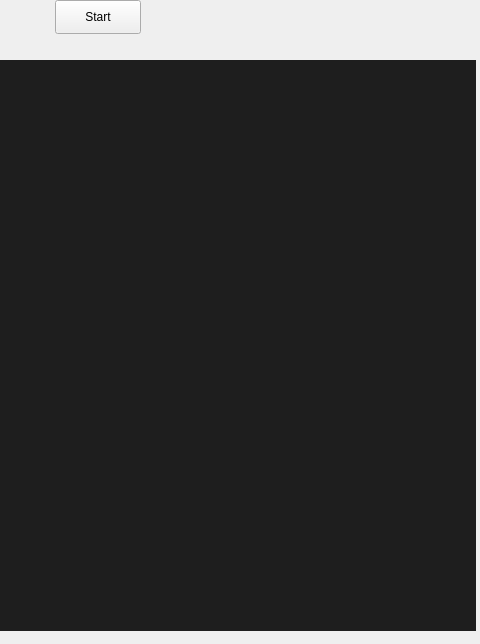
Qt form flakewatcher/ui_xml/main.ui (TabulateJarl8/flakewatcher) before a commit; both pictures show x 295 to 775 and y 0 to 644 of the 775 by 644 pixel window.
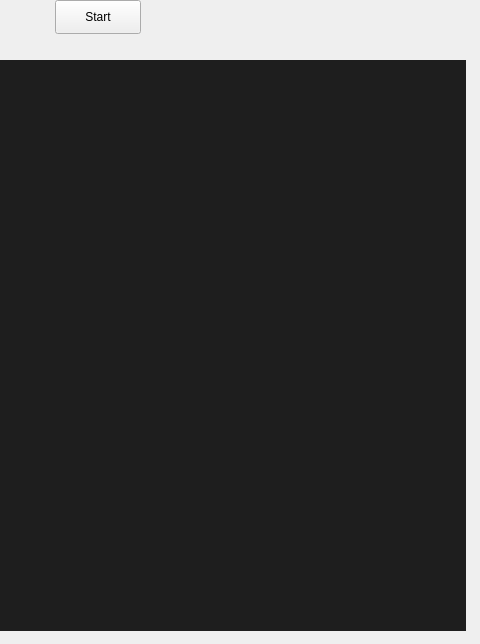
The same form after that commit.

```diff
--- a/flakewatcher/ui_xml/main.ui
+++ b/flakewatcher/ui_xml/main.ui
@@ -18,7 +18,7 @@
     <rect>
      <x>10</x>
      <y>60</y>
-     <width>761</width>
+     <width>751</width>
      <height>571</height>
     </rect>
    </property>
```
